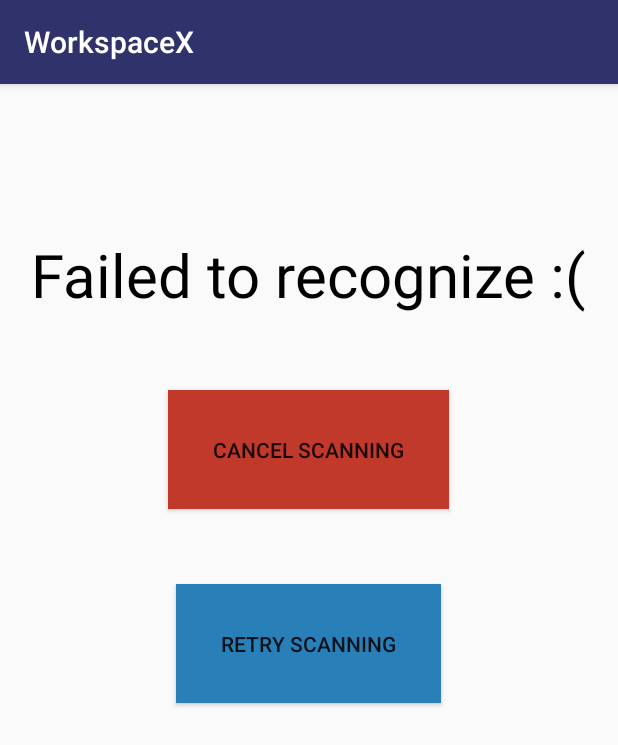
After one commit to YomnaEldawy/workspacex-android, an Android app: the ConfirmScan screen opened directly, with no data from a screen before it, on a phone screen of 412 x 824 dp. The commit adds this screen. Shown: the top 745 px of the screen. Run offline under Robolectric (Android 15) with nearby library versions, the phone set to English and light mode, and no system bars; our stand-ins replace Volley.

Commit message:
scan and send request

```diff
--- a/app/build.gradle
+++ b/app/build.gradle
@@ -25,6 +25,7 @@ android {
 
 dependencies {
     implementation fileTree(dir: 'libs', include: ['*.jar'])
+    implementation 'me.dm7.barcodescanner:zbar:1.9.13'
     implementation 'com.android.volley:volley:1.1.1'
     implementation fileTree(dir: 'libs', include: ['*.jar'])
     implementation 'com.android.support:appcompat-v7:27.1.1'
@@ -42,7 +43,7 @@ dependencies {
     implementation 'androidx.legacy:legacy-support-v4:1.0.0'
     implementation 'androidx.navigation:navigation-fragment:2.2.1'
     implementation 'androidx.navigation:navigation-ui:2.2.1'
-    implementation'com.google.android.gms:play-services-location:17.0.0'
+    implementation 'com.google.android.gms:play-services-location:17.0.0'
     testImplementation 'junit:junit:4.12'
     androidTestImplementation 'androidx.test.ext:junit:1.1.1'
     androidTestImplementation 'androidx.test.espresso:espresso-core:3.2.0'
--- a/app/src/main/AndroidManifest.xml
+++ b/app/src/main/AndroidManifest.xml
@@ -1,7 +1,6 @@
 <?xml version="1.0" encoding="utf-8"?>
 <manifest xmlns:android="http://schemas.android.com/apk/res/android"
     package="com.example.workspacex">
-
     <!--
          The ACCESS_COARSE/FINE_LOCATION permissions are not required to use
          Google Maps Android API v2, but you must specify either coarse or fine
@@ -11,6 +10,7 @@
     <uses-permission android:name="android.permission.INTERNET" />
     <uses-permission android:name="android.permission.ACCESS_NETWORK_STATE" />
     <uses-permission android:name="android.permission.ACCESS_WIFI_STATE" />
+    <uses-permission android:name="android.permission.CAMERA" />
 
     <application
         android:allowBackup="true"
@@ -21,7 +21,8 @@
         android:supportsRtl="true"
         android:theme="@style/AppTheme"
         android:usesCleartextTraffic="true">
-
+        <activity android:name=".ui.home.ConfirmScan"></activity>
+        <activity android:name=".ui.home.ScanActivity" />
         <!--
              The API key for Google Maps-based APIs is defined as a string resource.
              (See the file "res/values/google_maps_api.xml").
--- a/app/src/main/java/com/example/workspacex/HomeActivity.java
+++ b/app/src/main/java/com/example/workspacex/HomeActivity.java
@@ -1,10 +1,12 @@
 package com.example.workspacex;
 
+import android.content.Intent;
 import android.os.Bundle;
 import android.view.View;
 import android.view.Menu;
 import android.widget.FrameLayout;
 
+import com.example.workspacex.ui.home.ScanActivity;
 import com.google.android.material.floatingactionbutton.FloatingActionButton;
 import com.google.android.material.snackbar.Snackbar;
 import com.google.android.material.navigation.NavigationView;
@@ -37,8 +39,8 @@ public class HomeActivity extends AppCompatActivity {
         fab.setOnClickListener(new View.OnClickListener() {
             @Override
             public void onClick(View view) {
-                Snackbar.make(view, "Replace with your own action", Snackbar.LENGTH_LONG)
-                        .setAction("Action", null).show();
+                Intent intent = new Intent(HomeActivity.this, ScanActivity.class);
+                startActivity(intent);
             }
         });
         DrawerLayout drawer = findViewById(R.id.drawer_layout);
--- /dev/null
+++ b/app/src/main/java/com/example/workspacex/ui/home/ConfirmScan.java
@@ -0,0 +1,104 @@
+package com.example.workspacex.ui.home;
+
+import androidx.appcompat.app.AppCompatActivity;
+
+import android.content.Intent;
+import android.os.Bundle;
+import android.view.View;
+import android.widget.Button;
+import android.widget.TextView;
+import android.widget.Toast;
+
+import com.android.volley.AuthFailureError;
+import com.android.volley.Request;
+import com.android.volley.RequestQueue;
+import com.android.volley.Response;
+import com.android.volley.VolleyError;
+import com.android.volley.toolbox.JsonObjectRequest;
+import com.android.volley.toolbox.Volley;
+import com.example.workspacex.HomeActivity;
+import com.example.workspacex.R;
+import com.example.workspacex.data.model.LoggedInUser;
+import com.example.workspacex.ui.login.LoginActivity;
+
+import org.json.JSONException;
+import org.json.JSONObject;
+
+import java.util.HashMap;
+import java.util.Map;
+
+public class ConfirmScan extends AppCompatActivity {
+
+    String id = "";
+
+    @Override
+    protected void onCreate(Bundle savedInstanceState) {
+        super.onCreate(savedInstanceState);
+        setContentView(R.layout.activity_confirm_scan);
+        Button confirmButton = findViewById(R.id.confirm_checkin_btn);
+        confirmButton.setVisibility(View.VISIBLE);
+        try {
+            JSONObject jsonObject = new JSONObject(getIntent().getStringExtra("QR_RESULT"));
+            TextView wsNameTV = findViewById(R.id.ws_name_tv);
+            wsNameTV.setText(jsonObject.get("name") + "");
+            id = jsonObject.getString("id");
+        } catch (Exception e) {
+            TextView wsNameTV = findViewById(R.id.ws_name_tv);
+            confirmButton.setVisibility(View.GONE);
+            wsNameTV.setText("Failed to recognize :(");
+            Toast.makeText(getApplicationContext(), "Could not recognize QR-code", Toast.LENGTH_LONG).show();
+        }
+    }
+
+    public void confirmCheckIn(View view) {
+        System.out.println("Confirmed");
+        RequestQueue requestQueue = Volley.newRequestQueue(getApplicationContext());
+        try {
+            String userId = LoggedInUser.getUserId();
+
+            String url = "http://192.168.1.108:5000/checkin/" + id;
+            JSONObject jsonBody = new JSONObject();
+            jsonBody.put("customerId", userId);
+            System.out.println("workspace id: " + id);
+            System.out.println("user id: " + userId);
+            JsonObjectRequest jsonObject = new JsonObjectRequest(Request.Method.POST, url, jsonBody, new Response.Listener<JSONObject>() {
+                @Override
+                public void onResponse(JSONObject response) {
+                    System.out.println(response);
+                    Toast.makeText(getApplicationContext(), "Your request is successfully sent", Toast.LENGTH_LONG).show();
+                    Intent intent = new Intent(ConfirmScan.this, HomeActivity.class);
+                    startActivity(intent);
+                }
+            }, new Response.ErrorListener() {
+                @Override
+                public void onErrorResponse(VolleyError error) {
+                    Toast.makeText(getApplicationContext(), "Error checking in", Toast.LENGTH_LONG).show();
+                    System.out.println(error.getMessage());
+                    System.out.println(error);
+                }
+            }) {
+                @Override
+                public Map<String, String> getHeaders() throws AuthFailureError {
+                    final Map<String, String> headers = new HashMap<>();
+                    return headers;
+                }
+            };
+            Volley.newRequestQueue(this).add(jsonObject);
+
+        } catch (Exception e) {
+
+        }
+
+    }
+
+    public void cancelScanning(View view) {
+        System.out.println("Cancel");
+        Intent intent = new Intent(ConfirmScan.this, HomeActivity.class);
+        startActivity(intent);
+    }
+
+    public void retryScanning(View view) {
+        Intent intent = new Intent(ConfirmScan.this, ScanActivity.class);
+        startActivity(intent);
+    }
+}
--- a/app/src/main/java/com/example/workspacex/ui/login/LoginViewModel.java
+++ b/app/src/main/java/com/example/workspacex/ui/login/LoginViewModel.java
@@ -35,7 +35,6 @@ public class LoginViewModel extends ViewModel {
 
         if (result instanceof Result.Success) {
             LoggedInUser data = ((Result.Success<LoggedInUser>) result).getData();
-            loginResult.setValue(new LoginResult(new LoggedInUserView(data.getDisplayName())));
         } else {
             loginResult.setValue(new LoginResult(R.string.login_failed));
         }
--- /dev/null
+++ b/app/src/main/res/layout/activity_confirm_scan.xml
@@ -0,0 +1,55 @@
+<?xml version="1.0" encoding="utf-8"?>
+<RelativeLayout xmlns:android="http://schemas.android.com/apk/res/android"
+    xmlns:app="http://schemas.android.com/apk/res-auto"
+    xmlns:tools="http://schemas.android.com/tools"
+    android:layout_width="match_parent"
+    android:layout_height="match_parent"
+    tools:context=".ui.home.ConfirmScan">
+
+    <TextView
+        android:layout_width="wrap_content"
+        android:layout_height="wrap_content"
+        android:id="@+id/ws_name_tv"
+        android:text="Workspace Name"
+        android:layout_centerHorizontal="true"
+        android:layout_marginTop="100dp"
+        android:textSize="40dp"
+        android:textColor="#000"
+        />
+    <Button
+        android:id="@+id/confirm_checkin_btn"
+        android:layout_marginTop="50dp"
+        android:layout_width="wrap_content"
+        android:layout_height="wrap_content"
+        android:layout_below="@id/ws_name_tv"
+        android:layout_centerHorizontal="true"
+        android:text="Confirm check in"
+        android:background="#2ecc71"
+        android:padding="30dp"
+        android:onClick="confirmCheckIn"
+        />
+    <Button
+        android:id="@+id/cancel_scan_btn"
+        android:layout_marginTop="50dp"
+        android:layout_width="wrap_content"
+        android:layout_height="wrap_content"
+        android:layout_below="@id/confirm_checkin_btn"
+        android:layout_centerHorizontal="true"
+        android:text="Cancel Scanning"
+        android:padding="30dp"
+        android:background="#c0392b"
+        android:onClick="cancelScanning"
+        />
+    <Button
+        android:id="@+id/rescan_btn"
+        android:layout_marginTop="50dp"
+        android:layout_width="wrap_content"
+        android:layout_height="wrap_content"
+        android:layout_below="@id/cancel_scan_btn"
+        android:layout_centerHorizontal="true"
+        android:text="Retry scanning"
+        android:padding="30dp"
+        android:background="#2980b9"
+        android:onClick="retryScanning"
+        />
+</RelativeLayout>
```
Also changed, not shown: app/src/main/java/com/example/workspacex/data/LoginDataSource.java (+1 -11 lines), app/src/main/java/com/example/workspacex/data/model/LoggedInUser.java (+33 -10 lines), app/src/main/java/com/example/workspacex/ui/home/ScanActivity.java (added, +42 -0 lines), app/src/main/java/com/example/workspacex/ui/login/LoginActivity.java (+11 -0 lines), app/src/main/res/layout/activity_scan.xml (added, +9 -0 lines).
